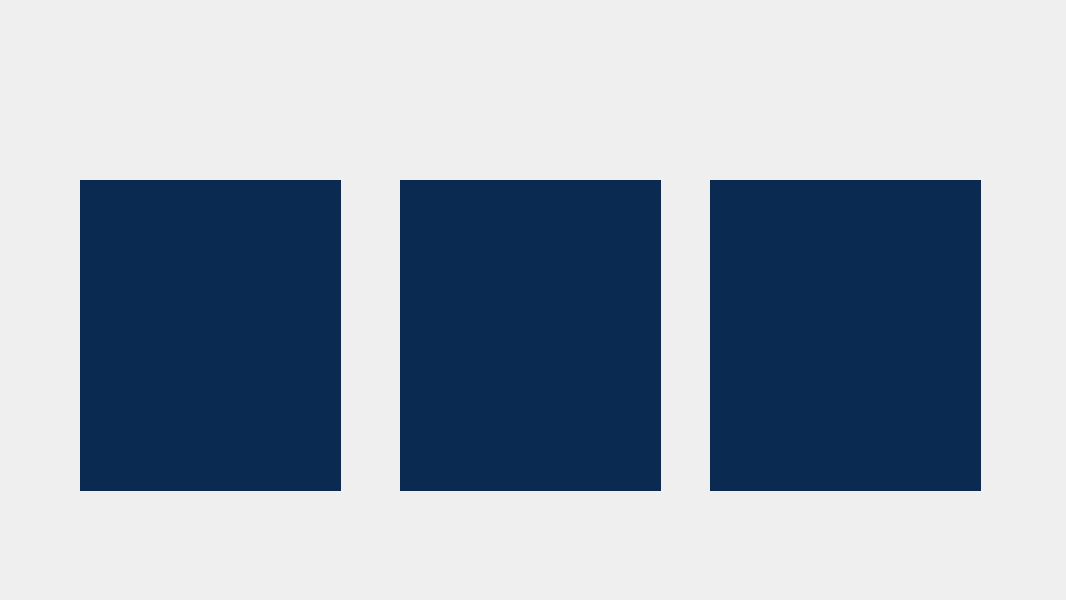
Above: form.ui from KonstantinPfeil/physics-project before the change. Below: the same form after it.
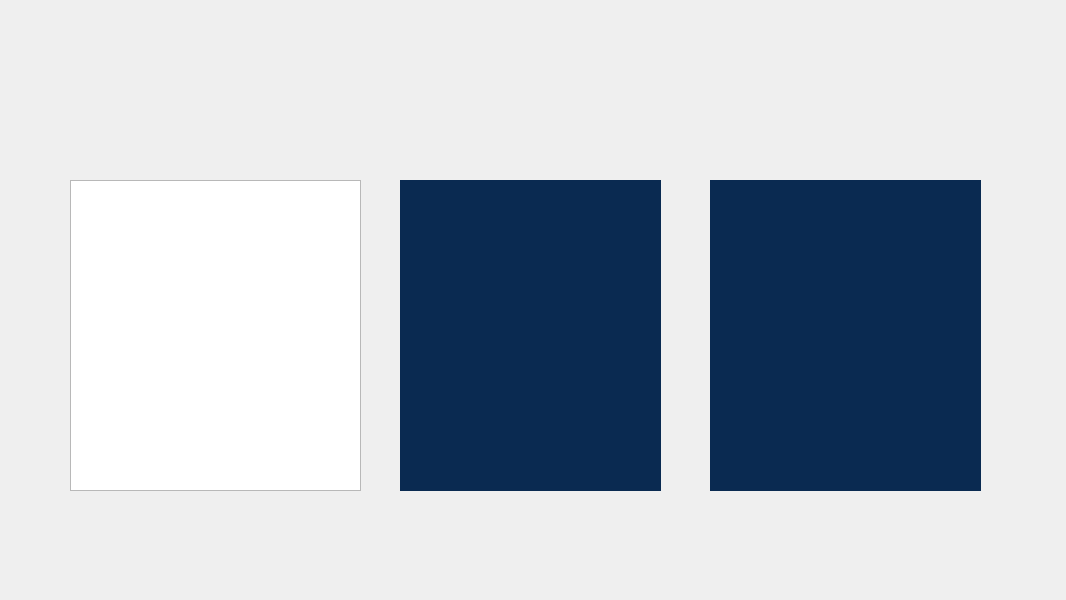
That is the form after the change.

Commit message: erwartete_diagramme ein error aktuell

Patch:
```diff
--- a/form.ui
+++ b/form.ui
@@ -14,19 +14,6 @@
    <string>MainWindow</string>
   </property>
   <widget class="QWidget" name="centralwidget">
-   <widget class="QWidget" name="diagramm1" native="true">
-    <property name="geometry">
-     <rect>
-      <x>80</x>
-      <y>180</y>
-      <width>261</width>
-      <height>311</height>
-     </rect>
-    </property>
-    <property name="styleSheet">
-     <string notr="true">background-color: rgb(10, 42, 81);</string>
-    </property>
-   </widget>
    <widget class="QWidget" name="diagramm2" native="true">
     <property name="geometry">
      <rect>
@@ -53,6 +40,16 @@
      <string notr="true">background-color: rgb(10, 42, 81);</string>
     </property>
    </widget>
+   <widget class="QGraphicsView" name="graphicsView">
+    <property name="geometry">
+     <rect>
+      <x>70</x>
+      <y>180</y>
+      <width>291</width>
+      <height>311</height>
+     </rect>
+    </property>
+   </widget>
   </widget>
   <widget class="QMenuBar" name="menubar">
    <property name="geometry">
```
Left out of the diff: 2 changed lines with no effect on the pictures. The commit also changes 1 other file.
